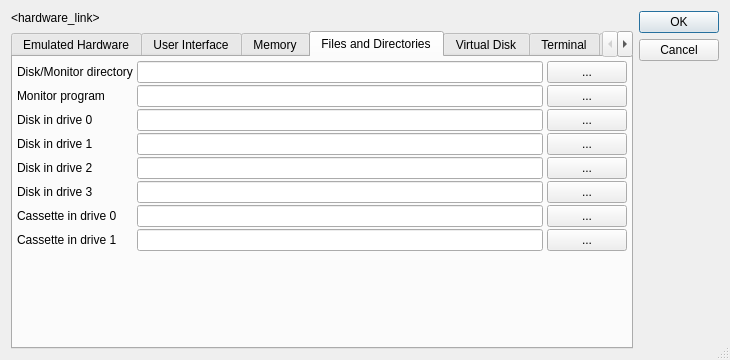
Above: src/fsetup.ui from aladur/flexemu before the change. Below: the same form after it.
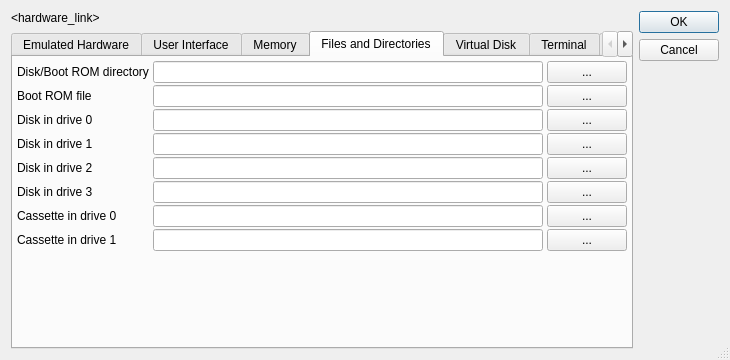
That is the form after the change. The open tabs and pages were chosen to show the change. Icons and pictures are not drawn.

Commit message:
flexemu preferences dialog: Renaming.
- Rename:
  Emulated Hardware => Mainboard
  Monitor program => Boot ROM file

Patch:
```diff
--- a/src/fsetup.ui
+++ b/src/fsetup.ui
@@ -444,7 +444,7 @@
          <item row="0" column="0">
           <widget class="QLabel" name="l_diskMonitorDir">
            <property name="text">
-            <string>Disk/Monitor directory</string>
+            <string>Disk/Boot ROM directory</string>
            </property>
            <property name="buddy">
             <cstring>e_diskMonitorDir</cstring>
@@ -525,7 +525,7 @@
          <item row="1" column="0">
           <widget class="QLabel" name="l_monitorPgm">
            <property name="text">
-            <string>Monitor program</string>
+            <string>Boot ROM file</string>
            </property>
            <property name="buddy">
             <cstring>e_monitorPgm</cstring>
```
Left out of the diff: 2 changed lines with no effect on the pictures.
